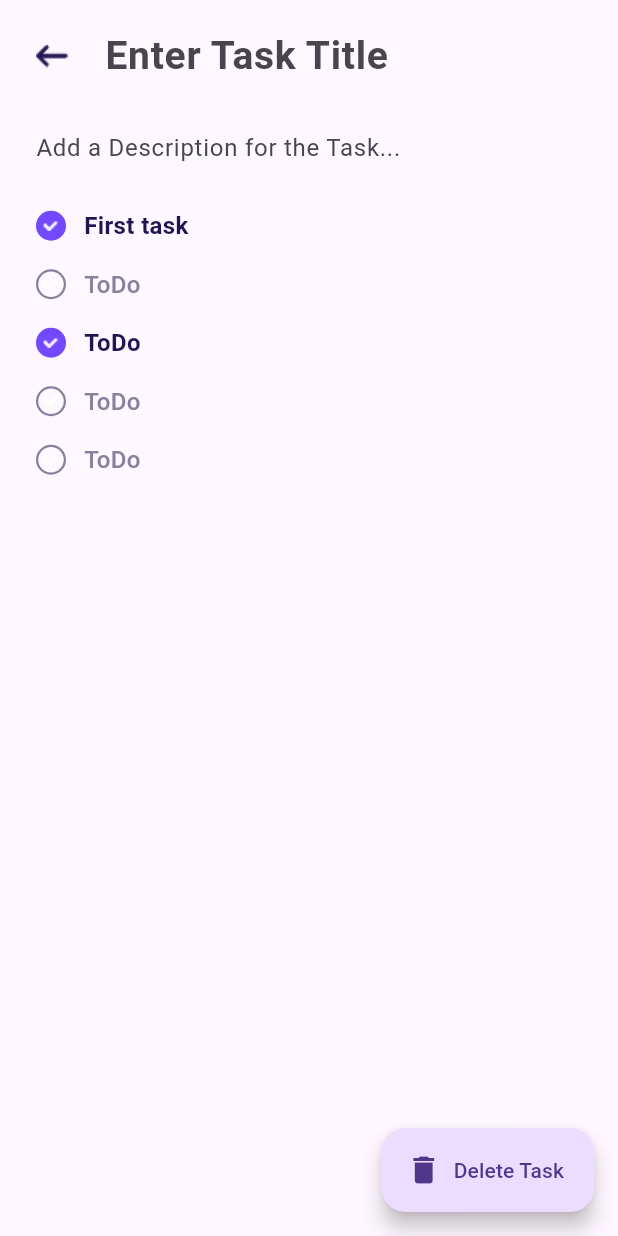
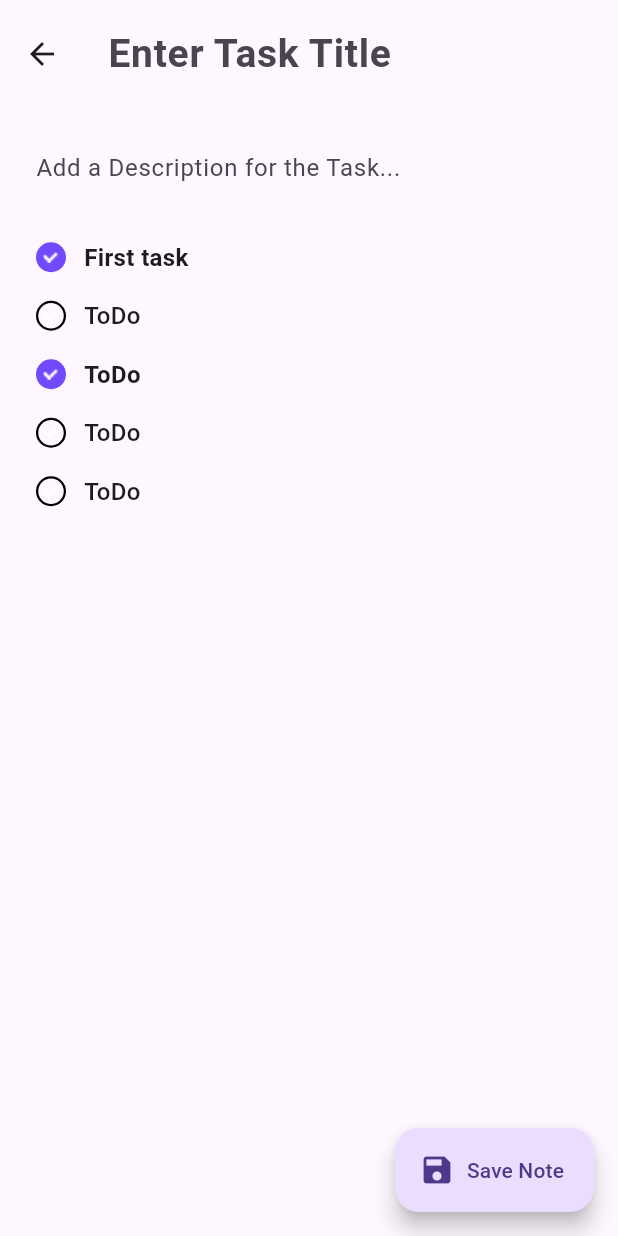
Before and after one commit to luismeza8/anotherNotesApp, a Flutter app: the TaskPage screen opened directly, on a phone screen of 412 x 824 dp. Run offline on Flutter 3.47's test engine with Material 2 defaults, Android fonts, the phone set to English and light mode, and no system bars; drawn by our look-alikes of dynamic_color; our stand-ins replace sqflite; accounts and stored records are empty.

Commit message:
adding dynamic colors and more changes

```diff
--- a/lib/screens/taskpage.dart
+++ b/lib/screens/taskpage.dart
@@ -9,33 +9,9 @@ class TaskPage extends StatelessWidget {
   @override
   Widget build(BuildContext context) {
     return Scaffold(
-      floatingActionButton: FloatingActionButton.extended(
-        onPressed: () {},
-        label: Text('Delete Task'),
-        icon: Icon(Icons.delete),
-      ),
-      body: SafeArea(
-        child: Stack(
-          children: [
-            Column(
-              crossAxisAlignment: CrossAxisAlignment.start,
-              children: [
-                Padding(
-                  padding: const EdgeInsets.symmetric(vertical: 6),
-                  child: Row(
-                    children: [
-                      InkWell(
-                        onTap: () => Navigator.pop(context),
-                        child: const Padding(
-                          padding: EdgeInsets.all(24.0),
-                          child: Image(
-                            image:
-                                AssetImage('assets/images/back_arrow_icon.png'),
-                          ),
-                        ),
-                      ),
-                      Expanded(
-                        child: TextField(
+      appBar: AppBar(
+        toolbarHeight: 72,
+        title: TextField(
           decoration: const InputDecoration(
             hintText: 'Enter Task Title',
             border: InputBorder.none,
@@ -52,21 +28,41 @@ class TaskPage extends StatelessWidget {
           style: const TextStyle(
             fontSize: 26,
             fontWeight: FontWeight.bold,
-                            color: Color(0xFF211551),
           ),
         ),
-                      )
-                    ],
       ),
+      floatingActionButton: FloatingActionButton.extended(
+        onPressed: () {
+          (value) async {
+            if (value.isNotEmpty) {
+              DatabaseHelper _dbHelper = DatabaseHelper();
+
+              Task _newTask = Task(title: value);
+
+              _dbHelper.insertStask(_newTask);
+            }
+          };
+        },
+        label: const Text('Save Note'),
+        icon: const Icon(Icons.save),
       ),
-                const Padding(
-                  padding: EdgeInsets.only(bottom: 8),
+      body: SafeArea(
+        child: Stack(
+          children: [
+            Column(
+              crossAxisAlignment: CrossAxisAlignment.start,
+              children: [
+                Padding(
+                  padding: const EdgeInsets.symmetric(vertical: 16),
                   child: TextField(
-                    decoration: InputDecoration(
+                    decoration: const InputDecoration(
                       hintText: 'Add a Description for the Task...',
                       border: InputBorder.none,
                       contentPadding: EdgeInsets.symmetric(horizontal: 24),
                     ),
+                    onSubmitted: (value) async {
+                      if (value.isNotEmpty) {}
+                    },
                   ),
                 ),
                 const ToDoWidget(
@@ -87,25 +83,6 @@ class TaskPage extends StatelessWidget {
                 ),
               ],
             ),
-            // Positioned(
-            //   bottom: 24.0,
-            //   right: 24.0,
-            //   child: GestureDetector(
-            //     onTap: (() => Navigator.push(context,
-            //         MaterialPageRoute(builder: (context) => const TaskPage()))),
-            //     child: Container(
-            //       height: 60,
-            //       width: 60,
-            //       decoration: BoxDecoration(
-            //         color: const Color(0xFFFE3577),
-            //         borderRadius: BorderRadius.circular(20),
-            //       ),
-            //       child: const Image(
-            //         image: AssetImage('assets/images/delete_icon.png'),
-            //       ),
-            //     ),
-            //   ),
-            // )
           ],
         ),
       ),
--- a/pubspec.yaml
+++ b/pubspec.yaml
@@ -16,6 +16,7 @@ dependencies:
 
   cupertino_icons: ^1.0.2
   google_fonts: ^3.0.1
+  dynamic_color: ^1.4.0
 
 dev_dependencies:
   flutter_test:
```
Also changed, not shown: lib/main.dart (+11 -0 lines), lib/screens/homepage.dart (+7 -15 lines), lib/widgets.dart (+36 -33 lines), pubspec.lock, 2 other files. Lines whose indentation alone changed are shown as unchanged.
